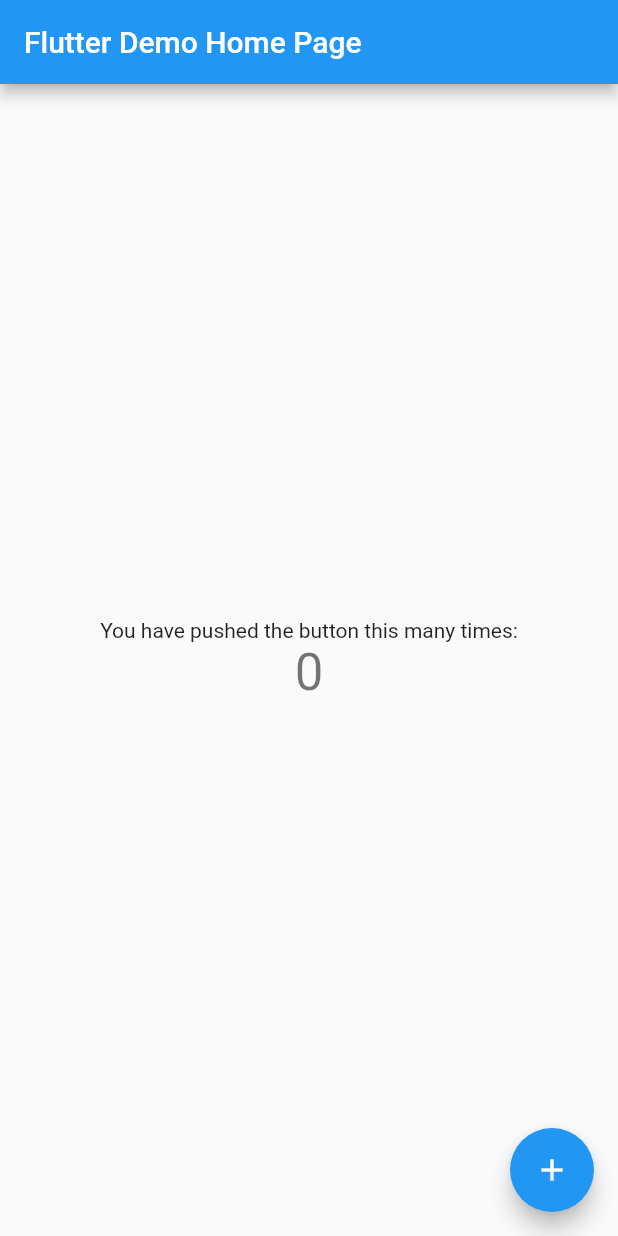
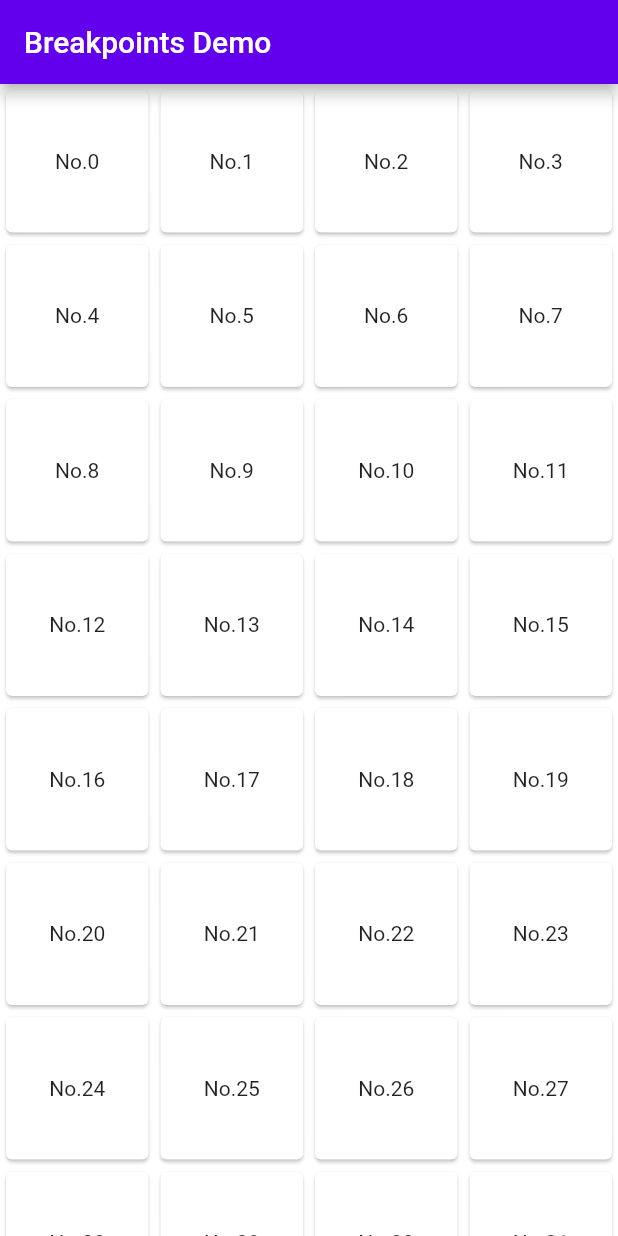
Before and after one commit to koji-1009/breakpoints_mq, a Flutter app: the screen it shows after launch, on a phone screen of 412 x 824 dp. Run offline on Flutter 3.47's test engine with Material 2 defaults, Android fonts, the phone set to English and light mode, and no system bars.

Commit message:
Cleanup example

```diff
--- a/example/lib/main.dart
+++ b/example/lib/main.dart
@@ -1,113 +1,43 @@
 import 'package:flutter/material.dart';
 
 void main() {
-  runApp(MyApp());
+  runApp(App());
 }
 
-class MyApp extends StatelessWidget {
-  // This widget is the root of your application.
+class App extends StatelessWidget {
+  const App({Key? key}) : super(key: key);
+
   @override
   Widget build(BuildContext context) {
     return MaterialApp(
-      title: 'Flutter Demo',
-      theme: ThemeData(
-        // This is the theme of your application.
-        //
-        // Try running your application with "flutter run". You'll see the
-        // application has a blue toolbar. Then, without quitting the app, try
-        // changing the primarySwatch below to Colors.green and then invoke
-        // "hot reload" (press "r" in the console where you ran "flutter run",
-        // or simply save your changes to "hot reload" in a Flutter IDE).
-        // Notice that the counter didn't reset back to zero; the application
-        // is not restarted.
-        primarySwatch: Colors.blue,
-      ),
-      home: MyHomePage(title: 'Flutter Demo Home Page'),
+      title: 'Breakpoints Demo',
+      theme: ThemeData.from(colorScheme: ColorScheme.light()),
+      darkTheme: ThemeData.from(colorScheme: ColorScheme.dark()),
+      home: const HomePage(),
     );
   }
 }
 
-class MyHomePage extends StatefulWidget {
-  MyHomePage({Key key, this.title}) : super(key: key);
-
-  // This widget is the home page of your application. It is stateful, meaning
-  // that it has a State object (defined below) that contains fields that affect
-  // how it looks.
-
-  // This class is the configuration for the state. It holds the values (in this
-  // case the title) provided by the parent (in this case the App widget) and
-  // used by the build method of the State. Fields in a Widget subclass are
-  // always marked "final".
-
-  final String title;
-
-  @override
-  _MyHomePageState createState() => _MyHomePageState();
-}
-
-class _MyHomePageState extends State<MyHomePage> {
-  int _counter = 0;
-
-  void _incrementCounter() {
-    setState(() {
-      // This call to setState tells the Flutter framework that something has
-      // changed in this State, which causes it to rerun the build method below
-      // so that the display can reflect the updated values. If we changed
-      // _counter without calling setState(), then the build method would not be
-      // called again, and so nothing would appear to happen.
-      _counter++;
-    });
-  }
+class HomePage extends StatelessWidget {
+  const HomePage({Key? key}) : super(key: key);
 
   @override
   Widget build(BuildContext context) {
-    // This method is rerun every time setState is called, for instance as done
-    // by the _incrementCounter method above.
-    //
-    // The Flutter framework has been optimized to make rerunning build methods
-    // fast, so that you can just rebuild anything that needs updating rather
-    // than having to individually change instances of widgets.
     return Scaffold(
       appBar: AppBar(
-        // Here we take the value from the MyHomePage object that was created by
-        // the App.build method, and use it to set our appbar title.
-        title: Text(widget.title),
+        title: const Text('Breakpoints Demo'),
       ),
-      body: Center(
-        // Center is a layout widget. It takes a single child and positions it
-        // in the middle of the parent.
-        child: Column(
-          // Column is also a layout widget. It takes a list of children and
-          // arranges them vertically. By default, it sizes itself to fit its
-          // children horizontally, and tries to be as tall as its parent.
-          //
-          // Invoke "debug painting" (press "p" in the console, choose the
-          // "Toggle Debug Paint" action from the Flutter Inspector in Android
-          // Studio, or the "Toggle Debug Paint" command in Visual Studio Code)
-          // to see the wireframe for each widget.
-          //
-          // Column has various properties to control how it sizes itself and
-          // how it positions its children. Here we use mainAxisAlignment to
-          // center the children vertically; the main axis here is the vertical
-          // axis because Columns are vertical (the cross axis would be
-          // horizontal).
-          mainAxisAlignment: MainAxisAlignment.center,
-          children: <Widget>[
-            Text(
-              'You have pushed the button this many times:',
+      body: GridView.count(
+        crossAxisCount: 4,
+        children: List.generate(
+          100,
+          (index) => Card(
+            child: Center(
+              child: Text('No.$index'),
             ),
-            Text(
-              '$_counter',
-              style: Theme.of(context).textTheme.headline4,
-            ),
-          ],
+          ),
         ),
       ),
-      floatingActionButton: FloatingActionButton(
-        onPressed: _incrementCounter,
-        tooltip: 'Increment',
-        child: Icon(Icons.add),
-      ), // This trailing comma makes auto-formatting nicer for build methods.
     );
   }
 }
```
Also changed, not shown: example/pubspec.yaml (+1 -63 lines), example/pubspec.lock, 1 other file.
